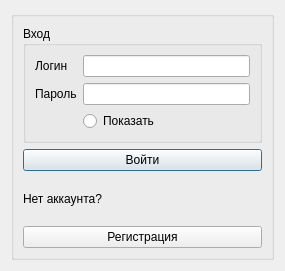
This is forms/loginwindow.ui in Dmitry-Klepikov/registration-system as Qt 5 draws it before an edit. The edited form follows.
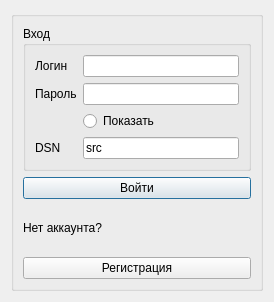
This is the edited form.

What changed in the file:
```diff
--- a/forms/loginwindow.ui
+++ b/forms/loginwindow.ui
@@ -6,8 +6,8 @@
    <rect>
     <x>0</x>
     <y>0</y>
-    <width>285</width>
-    <height>271</height>
+    <width>274</width>
+    <height>302</height>
    </rect>
   </property>
   <property name="windowTitle">
@@ -33,8 +33,12 @@
            </property>
           </widget>
          </item>
-         <item row="1" column="1">
-          <widget class="QLineEdit" name="passLine"/>
+         <item row="3" column="0">
+          <widget class="QLabel" name="label_4">
+           <property name="text">
+            <string>DSN</string>
+           </property>
+          </widget>
          </item>
          <item row="0" column="0">
           <widget class="QLabel" name="label">
@@ -43,9 +47,19 @@
            </property>
           </widget>
          </item>
+         <item row="1" column="1">
+          <widget class="QLineEdit" name="passLine"/>
+         </item>
          <item row="0" column="1">
           <widget class="QLineEdit" name="loginLine"/>
          </item>
+         <item row="3" column="1">
+          <widget class="QLineEdit" name="DSNLine">
+           <property name="text">
+            <string>src</string>
+           </property>
+          </widget>
+         </item>
          <item row="2" column="1">
           <widget class="QRadioButton" name="passRadioButton">
            <property name="text">
```
Left out of the diff: 1 changed line with no effect on the pictures.
